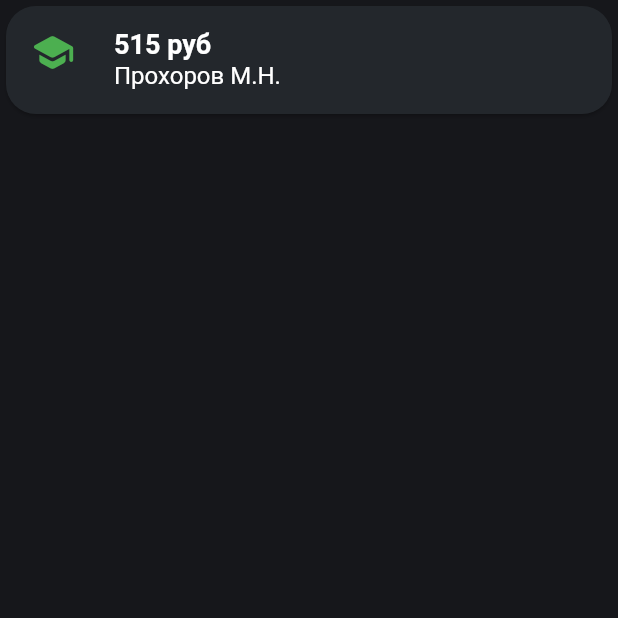
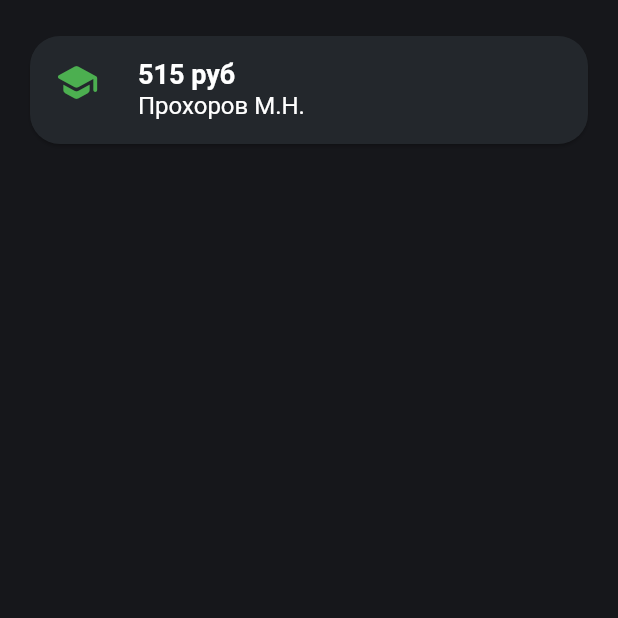
Before and after one commit to Kar1ch/vdole_mobile, a Flutter app: the RatingPage screen opened directly, on a phone screen of 412 x 824 dp, the top half of it. Run offline on Flutter 3.47's test engine with Material 2 defaults, Android fonts, the phone set to English and light mode, and no system bars; our stand-ins replace email_validator; missing offline and left inert: xml_parser.

Commit message:
свойство прокрутки и отступы для всех страниц

```diff
--- a/lib/presentaion/pages/profile/profile_page.dart
+++ b/lib/presentaion/pages/profile/profile_page.dart
@@ -54,7 +54,7 @@ class ProfilePageState extends State{
                   padding: const EdgeInsets.symmetric(vertical: 20),
                     primary: DarkThemeColors.primary00,
                     shape: RoundedRectangleBorder(
-                      borderRadius: BorderRadius.circular(20),
+                      borderRadius: BorderRadius.circular(18),
                     ),
                 ),
                 onPressed: () async {
--- a/lib/presentaion/pages/rating/rating_page.dart
+++ b/lib/presentaion/pages/rating/rating_page.dart
@@ -7,17 +7,15 @@ class RatingPage extends StatelessWidget{
   @override
   Widget build(BuildContext context){
     return Scaffold(
-      body: Center(
-        child: Column(
-          children: [
+      body: Container(
+        margin: const EdgeInsets.only(top: 8),
+        child: ListView(
+          physics: const ClampingScrollPhysics(),
+          children: <Widget>[
             Card(
-              shape: const RoundedRectangleBorder(
-                borderRadius: BorderRadius.only(
-                  topRight: Radius.circular(20),
-                  topLeft: Radius.circular(20),
-                  bottomRight: Radius.circular(20),
-                  bottomLeft: Radius.circular(20),
-                ),
+              margin: const EdgeInsets.symmetric(vertical: 16, horizontal: 20),
+              shape: RoundedRectangleBorder(
+                borderRadius: BorderRadius.circular(20),
               ),
               child: Column(
                 children: const <Widget> [
```
Also changed, not shown: lib/presentaion/pages/portfolio/portfolio.dart (+8 -10 lines).
